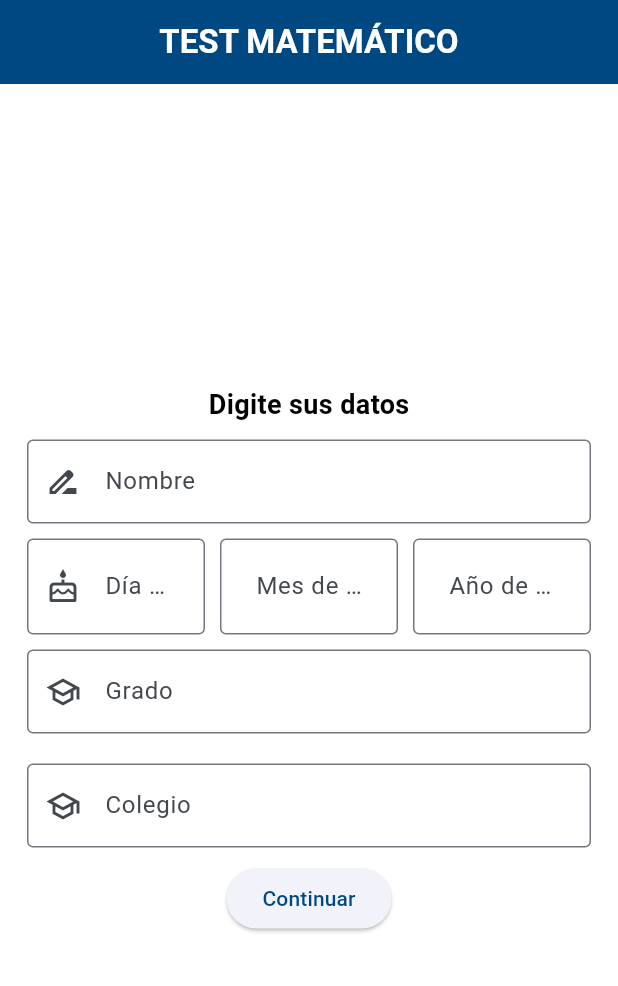
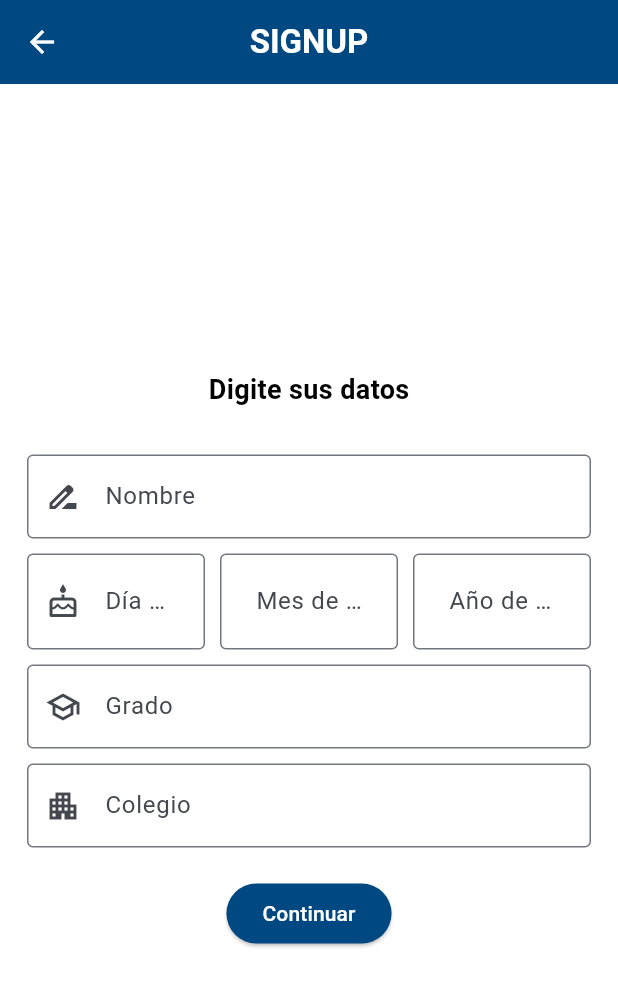
Before and after one commit to DDuserman/proyectomath, a Flutter app: the screen it shows after launch, after a tap on "Signup", on a phone screen of 412 x 824 dp. Shown: the top 986 px of the screen. Run offline on Flutter 3.47's test engine with Material 2 defaults, Android fonts, the phone set to English and light mode, and no system bars; our stand-ins replace flex_color_scheme, get, loggy; accounts and stored records are empty.

Commit message:
ahora se ve mas bonito

```diff
--- a/lib/casos_de_uso/botones_dificultad.dart
+++ b/lib/casos_de_uso/botones_dificultad.dart
@@ -8,26 +8,26 @@ class BotonesDificultad {
     caso.changeScore(0.0);
     caso.generateCase();
     caso.controller.stopwatch.start();
-    Get.toNamed('/page3');
+    Get.offNamed('/page3');
   }
 
   lvlMid() {
     caso.changeScore(601.0);
     caso.generateCase();
     caso.controller.stopwatch.start();
-    Get.toNamed('/page3');
+    Get.offNamed('/page3');
   }
 
   lvlHard() {
     caso.changeScore(1201.0);
     caso.generateCase();
     caso.controller.stopwatch.start();
-    Get.toNamed('/page3');
+    Get.offNamed('/page3');
   }
 
   lvlPredet() {
     caso.generateCase();
     caso.controller.stopwatch.start();
-    Get.toNamed('/page3');
+    Get.offNamed('/page3');
   }
 }
--- a/lib/ui/pages/login_page.dart
+++ b/lib/ui/pages/login_page.dart
@@ -21,7 +21,7 @@ class _LoginState extends State<LoginPage> {
     return Scaffold(
       appBar: AppBar(
           title: const Text(
-            'WELCOME',
+            'LOGIN',
             style: TextStyle(
                 color: Color.fromARGB(255, 255, 255, 255),
                 fontWeight: FontWeight.bold),
@@ -40,6 +40,7 @@ class _LoginState extends State<LoginPage> {
                     style:
                         TextStyle(fontSize: 18, fontWeight: FontWeight.bold)),
                 // USUARIO
+                SizedBox(height: 20.0,),
                 Padding(
                   padding: const EdgeInsets.all(10.0),
                   child: TextFormField(
@@ -64,6 +65,7 @@ class _LoginState extends State<LoginPage> {
                   child: TextFormField(
                     textInputAction: TextInputAction.go,
                     controller: _controller2,
+                    obscureText: true,
                     decoration: const InputDecoration(
                       labelText: 'Contraseña',
                       prefixIcon: Icon(Icons.lock),
@@ -76,16 +78,13 @@ class _LoginState extends State<LoginPage> {
                     },
                   ),
                 ),
-                SizedBox(
-                  width: 1.0,
-                ),
+                SizedBox(height: 20.0,),
                 // BOTONES DE LOGIN Y SIGN UP
                 Row(
                   mainAxisAlignment: MainAxisAlignment.spaceBetween,
                   children: <Widget>[
-                    const SizedBox(
-                      width: 1.0,
-                    ),
+                    const SizedBox(width: 10.0),
+                    const SizedBox(width: 10.0),
                     // LOGIN BUTTON
                     Flexible(
                       child: ElevatedButton(
@@ -104,7 +103,7 @@ class _LoginState extends State<LoginPage> {
                             print("Form validation failed");
                           }
                         },
-                        child: Text('Login',
+                        child: Text('Ingresar',
                             style: TextStyle(
                                 color: Color.fromARGB(255, 255, 255, 255))),
                         style: ElevatedButton.styleFrom(
@@ -114,12 +113,11 @@ class _LoginState extends State<LoginPage> {
                     // SIGNUP BUTTON
                     Flexible(
                       child: ElevatedButton(
-                          onPressed: () => Get.offNamed('/page1'),
+                          onPressed: () => Get.toNamed('/page1'),
                           child: const Text('Signup')),
                     ),
-                    const SizedBox(
-                      width: 10.0,
-                    ),
+                    const SizedBox(width: 10.0),
+                    const SizedBox(width: 10.0),
                   ],
                 ),
               ],
--- a/lib/ui/pages/page1.dart
+++ b/lib/ui/pages/page1.dart
@@ -23,8 +23,11 @@ class _Page1State extends State<Page1> {
     CasoDificultad caso = Get.find();
     return Scaffold(
       appBar: AppBar(
+          iconTheme: IconThemeData(
+            color: Colors.white, //change your color here
+          ),
           title: const Text(
-            'TEST MATEMÁTICO',
+            'SIGNUP',
             style: TextStyle(
                 color: Color.fromARGB(255, 255, 255, 255),
                 fontWeight: FontWeight.bold),
@@ -43,6 +46,9 @@ class _Page1State extends State<Page1> {
                     style:
                         TextStyle(fontSize: 18, fontWeight: FontWeight.bold)),
                 // NOMBRE
+                SizedBox(
+                  height: 20.0,
+                ),
                 Padding(
                   padding: const EdgeInsets.all(10.0),
                   child: TextFormField(
@@ -154,14 +160,14 @@ class _Page1State extends State<Page1> {
                 ),
                 // COLEGIO
                 Padding(
-                  padding: const EdgeInsets.all(10.0),
+                  padding: const EdgeInsets.fromLTRB(10, 0, 10, 0),
                   child: TextFormField(
                     textInputAction: TextInputAction.go,
                     controller: _controller4,
                     decoration: const InputDecoration(
                       border: OutlineInputBorder(),
                       labelText: 'Colegio',
-                      prefixIcon: Icon(Icons.school_outlined),
+                      prefixIcon: Icon(Icons.apartment),
                     ),
                     validator: (value) {
                       if (value == null || value.isEmpty) {
@@ -172,6 +178,9 @@ class _Page1State extends State<Page1> {
                   ),
                 ),
                 //todo: call name routing here to page2 sending the name as a parameter
+                SizedBox(
+                  height: 20.0,
+                ),
                 ElevatedButton(
                   onPressed: () async {
                     if (_formKey.currentState!.validate()) {
@@ -188,7 +197,12 @@ class _Page1State extends State<Page1> {
                       print("Form validation failed");
                     }
                   },
-                    child: const Text('Continuar'))
+                  child: const Text('Continuar',
+                      style:
+                          TextStyle(color: Color.fromARGB(255, 255, 255, 255))),
+                  style: ElevatedButton.styleFrom(
+                      backgroundColor: Color(0xff004881)),
+                ),
               ],
             ),
           ),
```
Also changed, not shown: pubspec.lock. Lines whose indentation alone changed are shown as unchanged.
